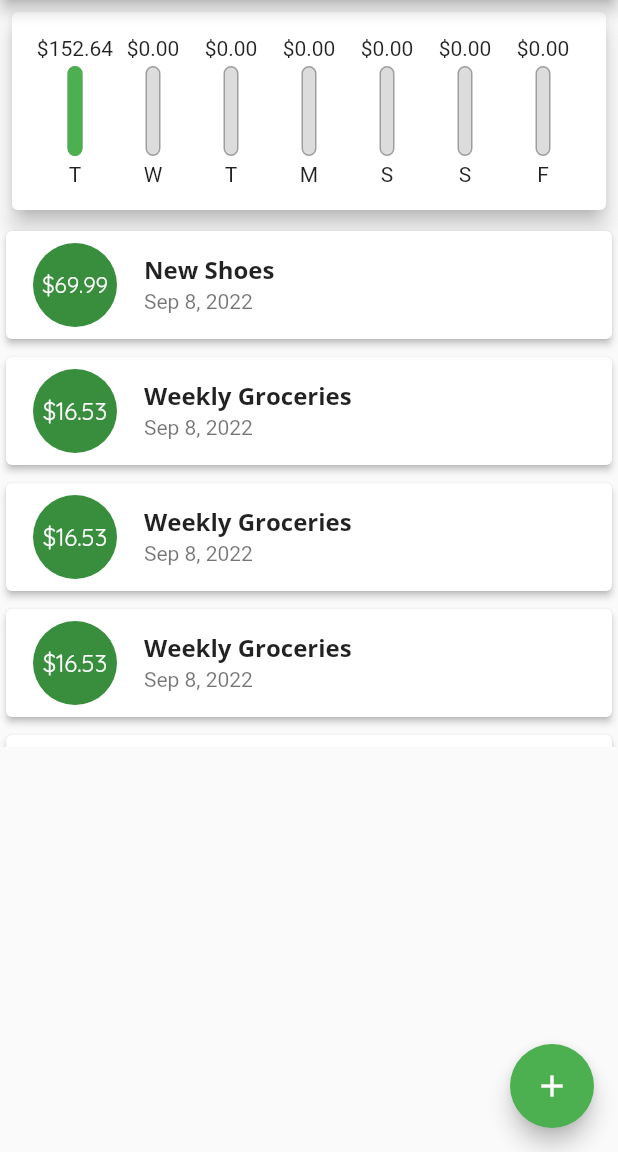
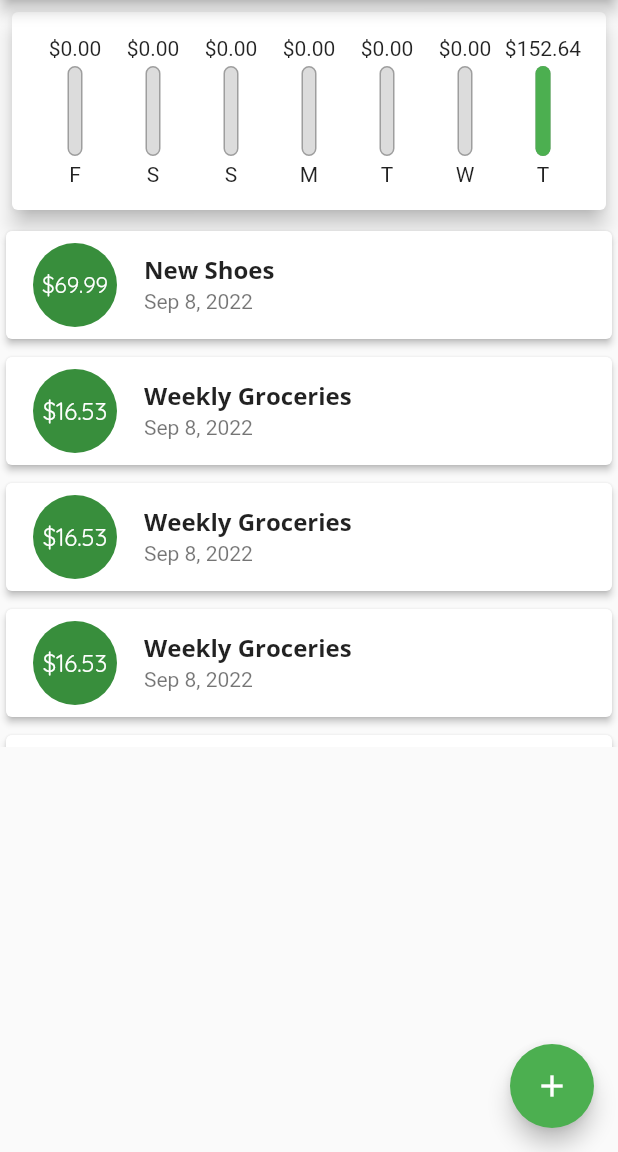
Before and after one commit to Matheus-IT/expenses_planner, a Flutter app: the screen it shows after launch, on a phone screen of 412 x 824 dp, the part 84-1236 px from its top. Run offline on Flutter 3.47's test engine with Material 2 defaults, Android fonts, the phone set to English and light mode, and no system bars.

Commit message:
Small tweaks

```diff
--- a/lib/components/chart.dart
+++ b/lib/components/chart.dart
@@ -25,7 +25,7 @@ class Chart extends StatelessWidget {
       }
 
       return {'day': dayShortVersion, 'amount': totalSum};
-    });
+    }).reversed.toList();
   }
 
   double get totalSpending {
@@ -50,7 +50,6 @@ class Chart extends StatelessWidget {
         padding: const EdgeInsets.all(16.0),
         child: Row(
           mainAxisAlignment: MainAxisAlignment.spaceAround,
-          crossAxisAlignment: CrossAxisAlignment.end,
           children: groupedTransactionValues
               .map(
                 (transactionData) => Flexible(
--- a/lib/components/chart_bar.dart
+++ b/lib/components/chart_bar.dart
@@ -16,7 +16,10 @@ class ChartBar extends StatelessWidget {
   Widget build(BuildContext context) {
     return Column(
       children: [
-        FittedBox(child: Text('\$${spendingAmount.toStringAsFixed(2)}')),
+        SizedBox(
+            height: 16,
+            child: FittedBox(
+                child: Text('\$${spendingAmount.toStringAsFixed(2)}'))),
         const SizedBox(
           height: 4,
         ),
```
